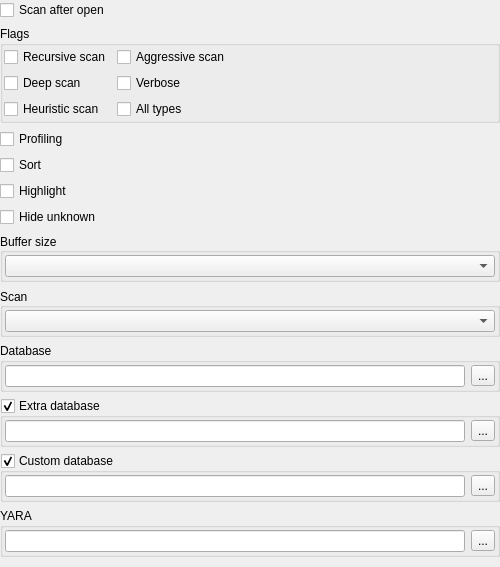
Old version of the form dieoptionswidget.ui in the repository horsicq/die_widget.
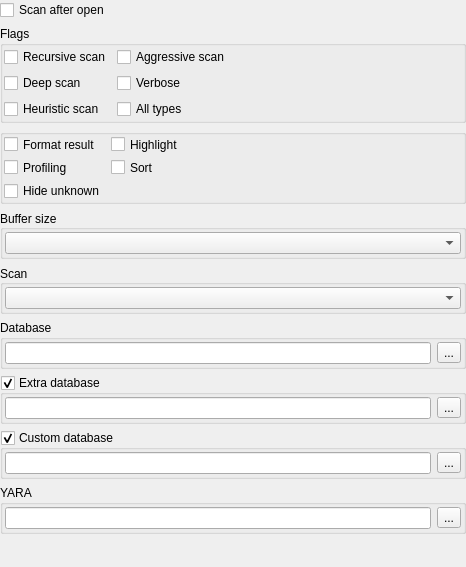
New version of the form.

```diff
--- a/dieoptionswidget.ui
+++ b/dieoptionswidget.ui
@@ -6,7 +6,7 @@
    <rect>
     <x>0</x>
     <y>0</y>
-    <width>500</width>
+    <width>466</width>
     <height>567</height>
    </rect>
   </property>
@@ -45,7 +45,7 @@
        <rect>
         <x>0</x>
         <y>0</y>
-        <width>500</width>
+        <width>466</width>
         <height>567</height>
        </rect>
       </property>
@@ -139,33 +139,67 @@
         </widget>
        </item>
        <item>
-        <widget class="QCheckBox" name="checkBoxProfiling">
-         <property name="text">
-          <string>Profiling</string>
+        <widget class="QGroupBox" name="groupBoxFlags2">
+         <property name="minimumSize">
+          <size>
+           <width>0</width>
+           <height>50</height>
+          </size>
          </property>
-        </widget>
-       </item>
-       <item>
+         <property name="title">
+          <string/>
+         </property>
+         <layout class="QFormLayout" name="formLayout_2">
+          <property name="leftMargin">
+           <number>1</number>
+          </property>
+          <property name="topMargin">
+           <number>1</number>
+          </property>
+          <property name="rightMargin">
+           <number>1</number>
+          </property>
+          <property name="bottomMargin">
+           <number>1</number>
+          </property>
+          <item row="1" column="1">
         <widget class="QCheckBox" name="checkBoxSort">
          <property name="text">
           <string>Sort</string>
          </property>
         </widget>
        </item>
-       <item>
+          <item row="0" column="1">
         <widget class="QCheckBox" name="checkBoxHighlight">
          <property name="text">
           <string>Highlight</string>
          </property>
         </widget>
        </item>
-       <item>
+          <item row="0" column="0">
+           <widget class="QCheckBox" name="checkBoxFormatResult">
+            <property name="text">
+             <string>Format result</string>
+            </property>
+           </widget>
+          </item>
+          <item row="1" column="0">
+           <widget class="QCheckBox" name="checkBoxProfiling">
+            <property name="text">
+             <string>Profiling</string>
+            </property>
+           </widget>
+          </item>
+          <item row="2" column="0">
         <widget class="QCheckBox" name="checkBoxHideUnknown">
          <property name="text">
           <string>Hide unknown</string>
          </property>
         </widget>
        </item>
+         </layout>
+        </widget>
+       </item>
        <item>
         <widget class="QGroupBox" name="groupBoxBufferSize">
          <property name="title">
```
Left out of the diff: 38 changed lines with no effect on the pictures. Lines whose indentation alone changed are shown as unchanged.
